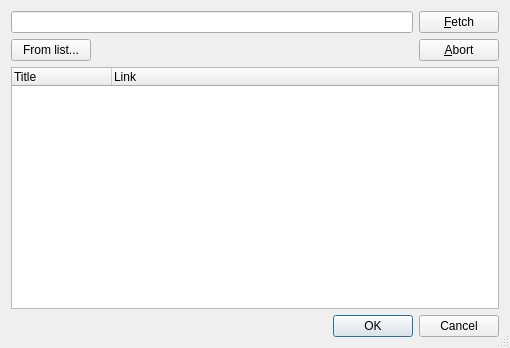
Old version of the form rc/rssdlg.ui in the repository guendto/abby.
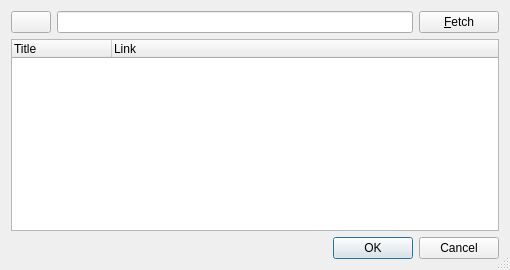
New version of the form. Icons and pictures are not drawn.

Diff of the .ui file:
```diff
--- a/rc/rssdlg.ui
+++ b/rc/rssdlg.ui
@@ -9,7 +9,7 @@
     <x>0</x>
     <y>0</y>
     <width>510</width>
-    <height>348</height>
+    <height>270</height>
    </rect>
   </property>
   <property name="windowTitle" >
@@ -20,9 +20,27 @@
   </property>
   <layout class="QGridLayout" name="gridLayout" >
    <item row="0" column="0" >
-    <layout class="QVBoxLayout" name="verticalLayout" >
-     <item>
       <layout class="QHBoxLayout" name="horizontalLayout_2" >
+     <item>
+      <widget class="QPushButton" name="feedmgrButton" >
+       <property name="toolTip" >
+        <string>Feed Manager</string>
+       </property>
+       <property name="text" >
+        <string/>
+       </property>
+       <property name="icon" >
+        <iconset resource="abby.qrc" >
+         <normaloff>:/document-open.png</normaloff>:/document-open.png</iconset>
+       </property>
+       <property name="iconSize" >
+        <size>
+         <width>16</width>
+         <height>16</height>
+        </size>
+       </property>
+      </widget>
+     </item>
        <item>
         <widget class="QLineEdit" name="linkEdit" />
        </item>
@@ -45,59 +63,6 @@
        </item>
       </layout>
      </item>
-     <item>
-      <layout class="QHBoxLayout" name="horizontalLayout" >
-       <item>
-        <widget class="QPushButton" name="loadButton" >
-         <property name="text" >
-          <string>From list...</string>
-         </property>
-         <property name="icon" >
-          <iconset resource="abby.qrc" >
-           <normaloff>:/document-open.png</normaloff>:/document-open.png</iconset>
-         </property>
-         <property name="iconSize" >
-          <size>
-           <width>16</width>
-           <height>16</height>
-          </size>
-         </property>
-        </widget>
-       </item>
-       <item>
-        <spacer name="horizontalSpacer" >
-         <property name="orientation" >
-          <enum>Qt::Horizontal</enum>
-         </property>
-         <property name="sizeHint" stdset="0" >
-          <size>
-           <width>40</width>
-           <height>20</height>
-          </size>
-         </property>
-        </spacer>
-       </item>
-       <item>
-        <widget class="QPushButton" name="abortButton" >
-         <property name="text" >
-          <string>&amp;Abort</string>
-         </property>
-         <property name="icon" >
-          <iconset resource="abby.qrc" >
-           <normaloff>:/process-stop.png</normaloff>:/process-stop.png</iconset>
-         </property>
-         <property name="iconSize" >
-          <size>
-           <width>16</width>
-           <height>16</height>
-          </size>
-         </property>
-        </widget>
-       </item>
-      </layout>
-     </item>
-    </layout>
-   </item>
    <item row="1" column="0" >
     <widget class="QTreeWidget" name="itemsTree" >
      <property name="sizePolicy" >
```
Left out of the diff: 11 changed lines with no effect on the pictures. Lines whose indentation alone changed are shown as unchanged.
